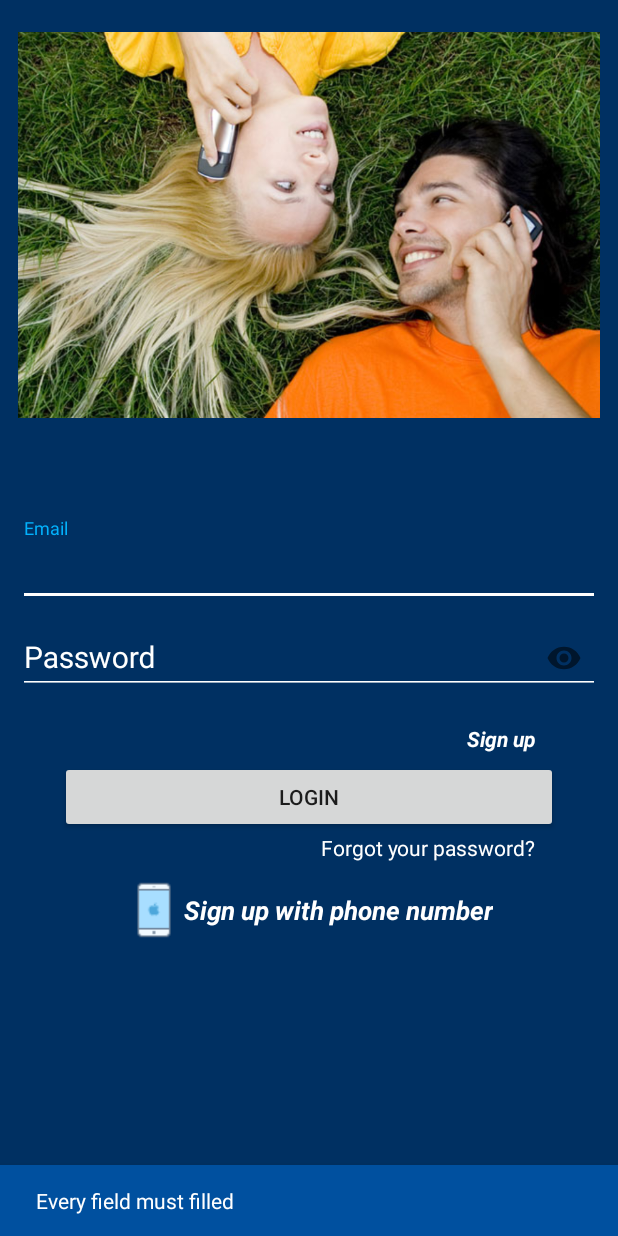
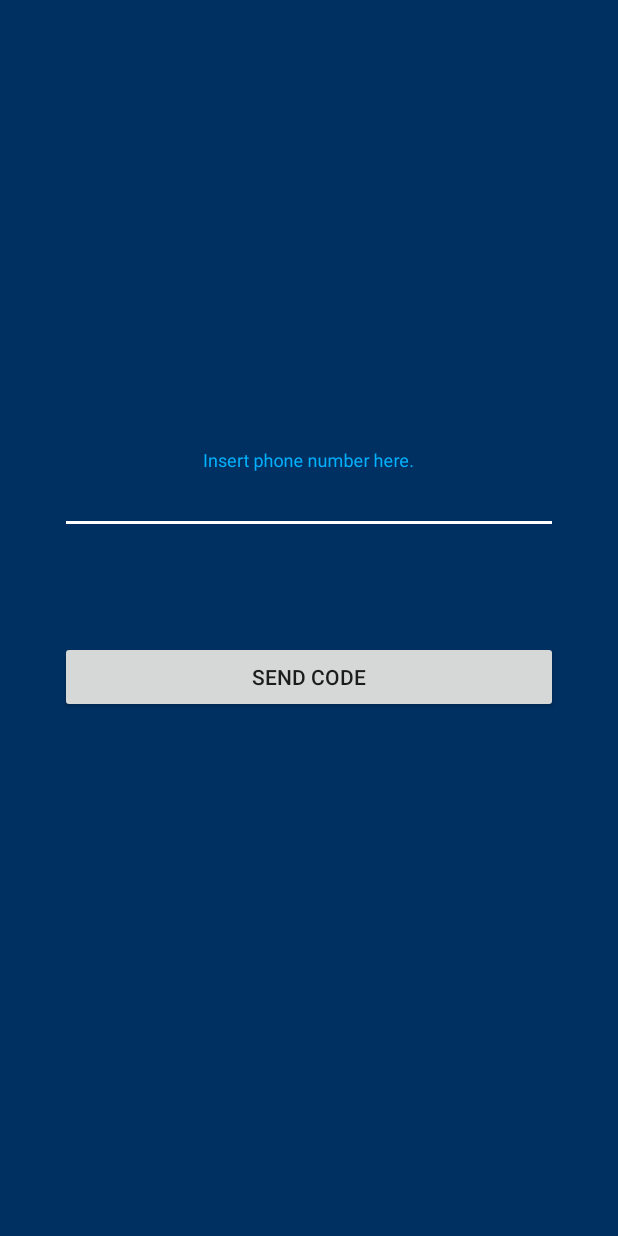
Before and after one commit to Alvaroe13/ChatUp, an Android app: the screen it shows after launch (LoginActivity before the commit, PhoneLoginActivity after it), after a tap on "Sign up with phone number", on a phone screen of 412 x 824 dp. Run offline under Robolectric (Android 15) with nearby library versions, the phone set to English and light mode, and no system bars; our stand-ins replace Firebase (no records; nobody signed in at launch, a user with empty details on screens opened directly); 1 other tap on this screen came first.

Commit message:
Phone login activity created.

```diff
--- a/app/src/main/java/com/example/alvar/chatapp/Activities/LoginActivity.java
+++ b/app/src/main/java/com/example/alvar/chatapp/Activities/LoginActivity.java
@@ -87,7 +87,7 @@ public class LoginActivity extends AppCompatActivity {
         btnPhoneLogin.setOnClickListener(new View.OnClickListener() {
             @Override
             public void onClick(View v) {
-                Toast.makeText(LoginActivity.this, "pressed...", Toast.LENGTH_SHORT).show();
+                goToPhoneLogin();
             }
         });
 
@@ -217,4 +217,11 @@ public class LoginActivity extends AppCompatActivity {
     }
 
 
+    private void goToPhoneLogin() {
+        Intent phoneIntent = new Intent(LoginActivity.this, PhoneLoginActivity.class );
+        startActivity(phoneIntent);
+    }
+
+
+
 }
--- a/app/src/main/java/com/example/alvar/chatapp/Activities/PhoneLoginActivity.java
+++ b/app/src/main/java/com/example/alvar/chatapp/Activities/PhoneLoginActivity.java
@@ -1,15 +1,79 @@
 package com.example.alvar.chatapp.Activities;
 
+import android.support.design.widget.TextInputEditText;
+import android.support.design.widget.TextInputLayout;
 import android.support.v7.app.AppCompatActivity;
 import android.os.Bundle;
+import android.view.View;
+import android.widget.Button;
+import android.widget.Toast;
 
 import com.example.alvar.chatapp.R;
 
 public class PhoneLoginActivity extends AppCompatActivity {
 
+    private TextInputLayout textPhoneNumber, textCode;
+    private Button btnVerifyCode, btnSendCode;
+
     @Override
     protected void onCreate(Bundle savedInstanceState) {
         super.onCreate(savedInstanceState);
         setContentView(R.layout.activity_phone_login);
+
+        bindUI();
+        sendCodeButton();
+        loginButton();
+
     }
+
+    /**
+     * UI elements
+     */
+    private void bindUI(){
+        textPhoneNumber = findViewById(R.id.loginPhoneNumberTxt);
+        textCode = findViewById(R.id.loginCodeTxt);
+        btnSendCode = findViewById(R.id.btnSendCode);
+        btnVerifyCode = findViewById(R.id.btnLoginCode);
+    }
+
+    /**
+     * when send code button is pressed,
+     */
+    private void sendCodeButton(){
+
+        //let's make sure these fields are invisible by default
+        textCode.setVisibility(View.INVISIBLE);
+        btnVerifyCode.setVisibility(View.INVISIBLE);
+
+        btnSendCode.setOnClickListener(new View.OnClickListener() {
+            @Override
+            public void onClick(View v) {
+                //when send code button is pressed let's remove these fields
+                textPhoneNumber.setVisibility(View.INVISIBLE);
+                btnSendCode.setVisibility(View.INVISIBLE);
+                //and let's show these fields
+                textCode.setVisibility(View.VISIBLE);
+                btnVerifyCode.setVisibility(View.VISIBLE);
+            }
+        });
+    }
+
+    /**
+     * when login button is pressed
+     */
+    private void loginButton() {
+
+
+
+        btnVerifyCode.setOnClickListener(new View.OnClickListener() {
+            @Override
+            public void onClick(View v) {
+
+                    Toast.makeText(PhoneLoginActivity.this, "To be continued...", Toast.LENGTH_SHORT).show();
+            }
+        });
+    }
+
+
+
 }
--- a/app/src/main/res/layout/activity_phone_login.xml
+++ b/app/src/main/res/layout/activity_phone_login.xml
@@ -1,9 +1,74 @@
 <?xml version="1.0" encoding="utf-8"?>
-<android.support.constraint.ConstraintLayout xmlns:android="http://schemas.android.com/apk/res/android"
+<LinearLayout
+    xmlns:android="http://schemas.android.com/apk/res/android"
     xmlns:app="http://schemas.android.com/apk/res-auto"
     xmlns:tools="http://schemas.android.com/tools"
     android:layout_width="match_parent"
     android:layout_height="match_parent"
+    android:orientation="vertical"
+    android:background="@color/colorPrimary"
     tools:context=".Activities.PhoneLoginActivity">
 
-</android.support.constraint.ConstraintLayout>
+    <LinearLayout
+        android:layout_width="match_parent"
+        android:layout_height="match_parent"
+        android:layout_marginLeft="40dp"
+        android:layout_marginRight="40dp"
+        android:gravity="center"
+        android:orientation="vertical">
+
+        <android.support.design.widget.TextInputLayout
+            android:id="@+id/loginPhoneNumberTxt"
+            android:layout_width="match_parent"
+            android:layout_height="wrap_content"
+            android:gravity="center"
+            android:textColorHint="@color/color_white" >
+
+            <android.support.design.widget.TextInputEditText
+                android:layout_width="match_parent"
+                android:layout_height="45dp"
+                android:hint="Insert phone number here."
+                android:gravity="center"
+                android:inputType="text"
+                android:textColor="@color/color_white"
+                android:theme="@style/TextLabel"/>
+
+        </android.support.design.widget.TextInputLayout>
+
+        <android.support.design.widget.TextInputLayout
+            android:id="@+id/loginCodeTxt"
+            android:layout_width="match_parent"
+            android:layout_height="wrap_content"
+            android:gravity="center"
+            android:textColorHint="@color/color_white" >
+
+            <android.support.design.widget.TextInputEditText
+                android:layout_width="match_parent"
+                android:layout_height="45dp"
+                android:hint="Insert code here."
+                android:gravity="center"
+                android:inputType="text"
+                android:textColor="@color/color_white"
+                android:theme="@style/TextLabel"/>
+
+        </android.support.design.widget.TextInputLayout>
+
+        <Button
+            android:id="@+id/btnSendCode"
+            android:layout_width="match_parent"
+            android:layout_height="wrap_content"
+            android:text="Send code"
+            android:layout_marginTop="15dp"/>
+
+        <Button
+            android:id="@+id/btnLoginCode"
+            android:layout_width="match_parent"
+            android:layout_height="wrap_content"
+            android:text="@string/Login" />
+
+
+    </LinearLayout>
+
+
+
+</LinearLayout>
```
